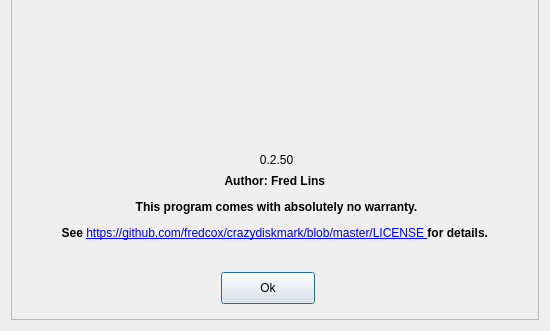
The window that crazydiskmark/aboutdialog.ui (sagudeloo/ApoloDiskMark) describes before a commit, drawn with Qt 5; both pictures show x 0 to 550 and y 169 to 500 of the 550 by 500 pixel window.
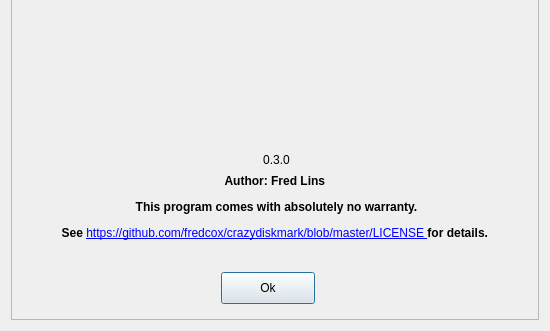
The same window after the commit. Icons and pictures are not drawn.

What changed in the file:
```diff
--- a/crazydiskmark/aboutdialog.ui
+++ b/crazydiskmark/aboutdialog.ui
@@ -60,7 +60,7 @@
        </rect>
       </property>
       <property name="text">
-       <string>0.2.50</string>
+       <string>0.3.0</string>
       </property>
       <property name="alignment">
        <set>Qt::AlignCenter</set>
```
